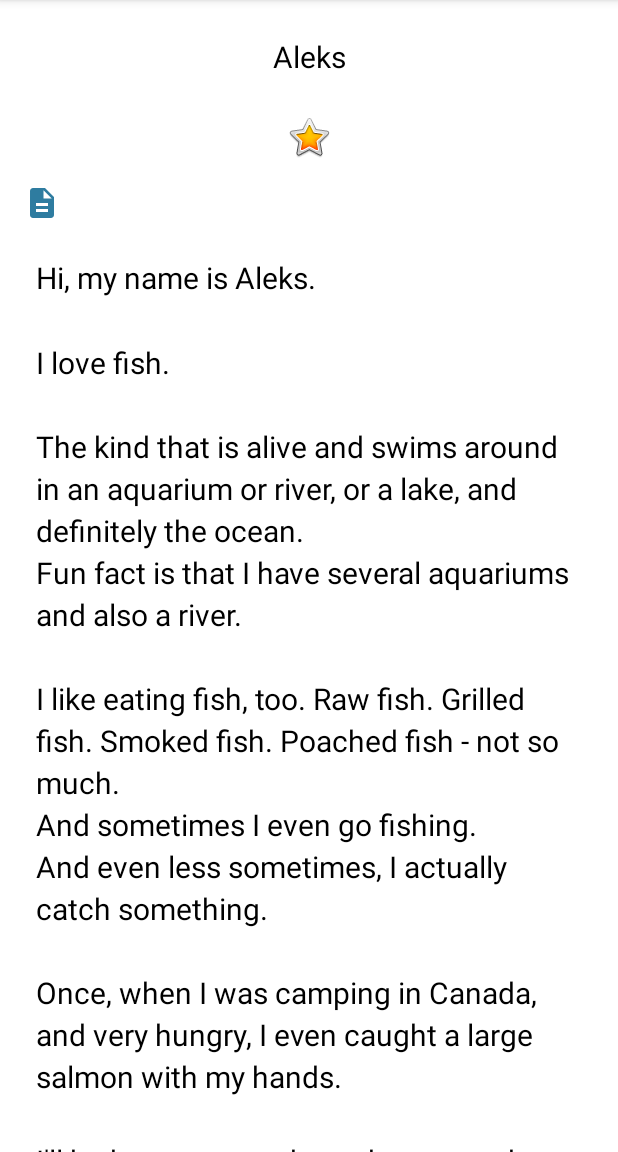
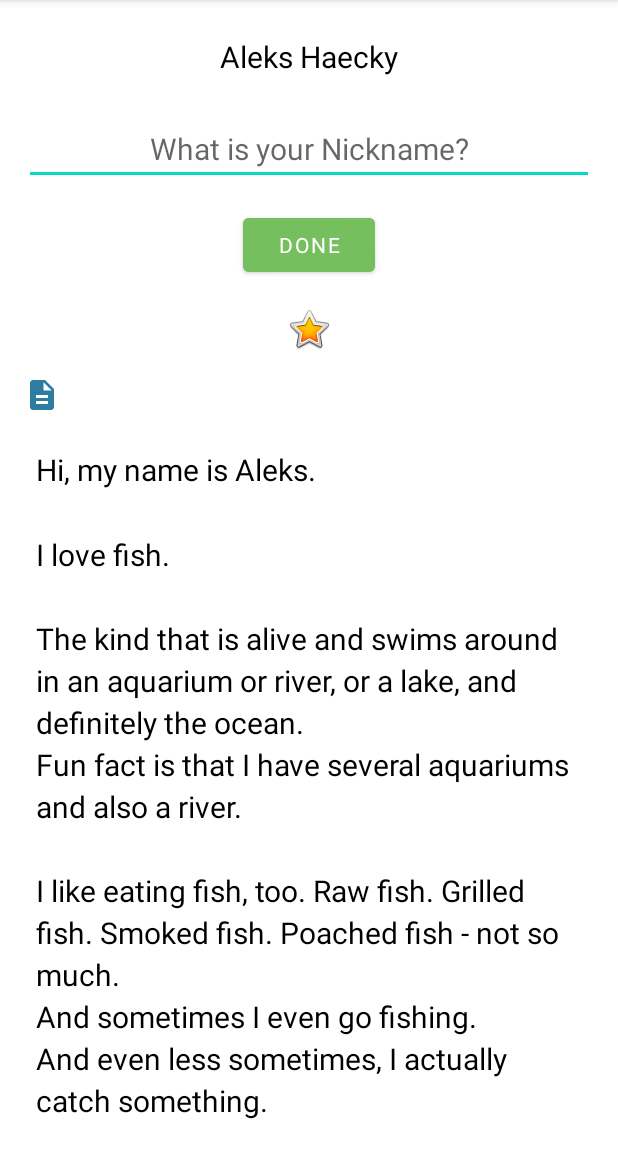
Before and after one commit to conrrado/AboutMe, an Android app: the screen it shows after launch (MainActivity), on a phone screen of 412 x 824 dp, the part 84-1236 px from its top. Run offline under Robolectric (Android 15) with nearby library versions, the phone set to English and light mode, and no system bars.

Commit message:
Title: nickname field
Body: An edittext was created to insert the nickname and an event was added to update the nickname after touching the textview.

```diff
--- a/app/src/main/res/layout/activity_main.xml
+++ b/app/src/main/res/layout/activity_main.xml
@@ -20,6 +20,37 @@
         app:layout_constraintEnd_toEndOf="parent"
         app:layout_constraintStart_toStartOf="parent"
         app:layout_constraintTop_toTopOf="parent" />
+
+    <EditText
+        android:id="@+id/nickname_edit"
+        style="@style/NameStyle"
+        android:layout_width="match_parent"
+        android:layout_height="wrap_content"
+        android:ems="10"
+        android:hint="@string/what_is_your_nickname"
+        android:inputType="textPersonName"
+        android:minHeight="48dp"
+        android:textAlignment="center" />
+
+    <Button
+        android:id="@+id/done_button"
+        android:backgroundTint="@color/green"
+        android:layout_width="wrap_content"
+        android:layout_height="wrap_content"
+        android:layout_gravity="center_horizontal"
+        android:layout_marginTop="@dimen/layout_margin"
+        android:fontFamily="@font/roboto"
+        android:text="@string/done"
+        tools:targetApi="lollipop" />
+
+    <TextView
+        android:id="@+id/nickname_text"
+        style="@style/NameStyle"
+        android:layout_width="match_parent"
+        android:layout_height="wrap_content"
+        android:text=""
+        android:textAlignment="center"
+        android:visibility="gone" />
 
     <ImageView
         android:id="@+id/star_image"
--- a/app/src/main/res/values-night/themes.xml
+++ b/app/src/main/res/values-night/themes.xml
@@ -2,7 +2,7 @@
     <!-- Base application theme. -->
     <style name="Theme.AboutMe" parent="Theme.MaterialComponents.DayNight.DarkActionBar">
         <!-- Primary brand color. -->
-        <item name="colorPrimary">@color/purple_200</item>
+        <item name="colorPrimary">@color/purple_500</item>
         <item name="colorPrimaryVariant">@color/purple_700</item>
         <item name="colorOnPrimary">@color/black</item>
         <!-- Secondary brand color. -->
--- a/app/src/main/res/values/colors.xml
+++ b/app/src/main/res/values/colors.xml
@@ -7,4 +7,6 @@
     <color name="teal_700">#FF018786</color>
     <color name="black">#FF000000</color>
     <color name="white">#FFFFFFFF</color>
+
+    <color name="green">#76bf5e</color>
 </resources>
--- a/app/src/main/res/values/strings.xml
+++ b/app/src/main/res/values/strings.xml
@@ -1,6 +1,6 @@
 <resources>
     <string name="app_name">AboutMe</string>
-    <string name="name">Aleks</string>
+    <string name="name">Aleks Haecky</string>
     <string name="yellow_star">Yellow star</string>
     <string name="bio">
         Hi, my name is Aleks.
@@ -14,4 +14,6 @@
         \n\nI\'ll be happy to teach you how to make your own aquarium.
         \nYou should ask someone else about fishing, though.\n\n
     </string>
+    <string name="what_is_your_nickname">What is your Nickname?</string>
+    <string name="done">Done</string>
 </resources>
```
Also changed, not shown: app/src/main/java/com/conrradocamacho/aboutme/MainActivity.kt (+40 -0 lines).
